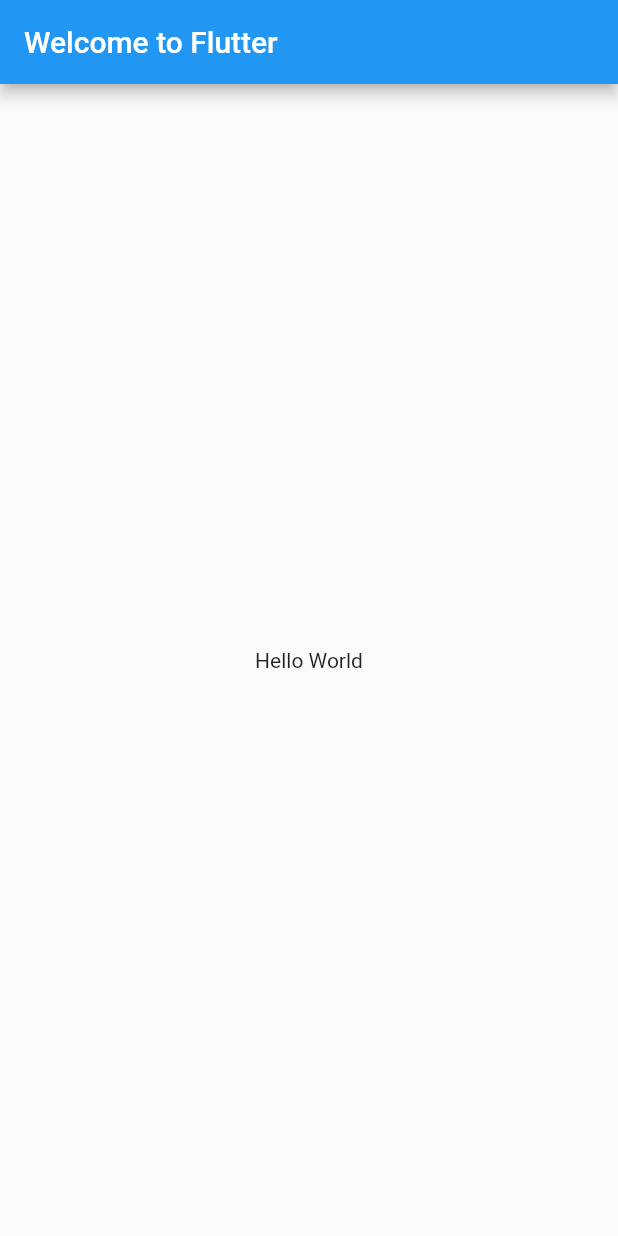
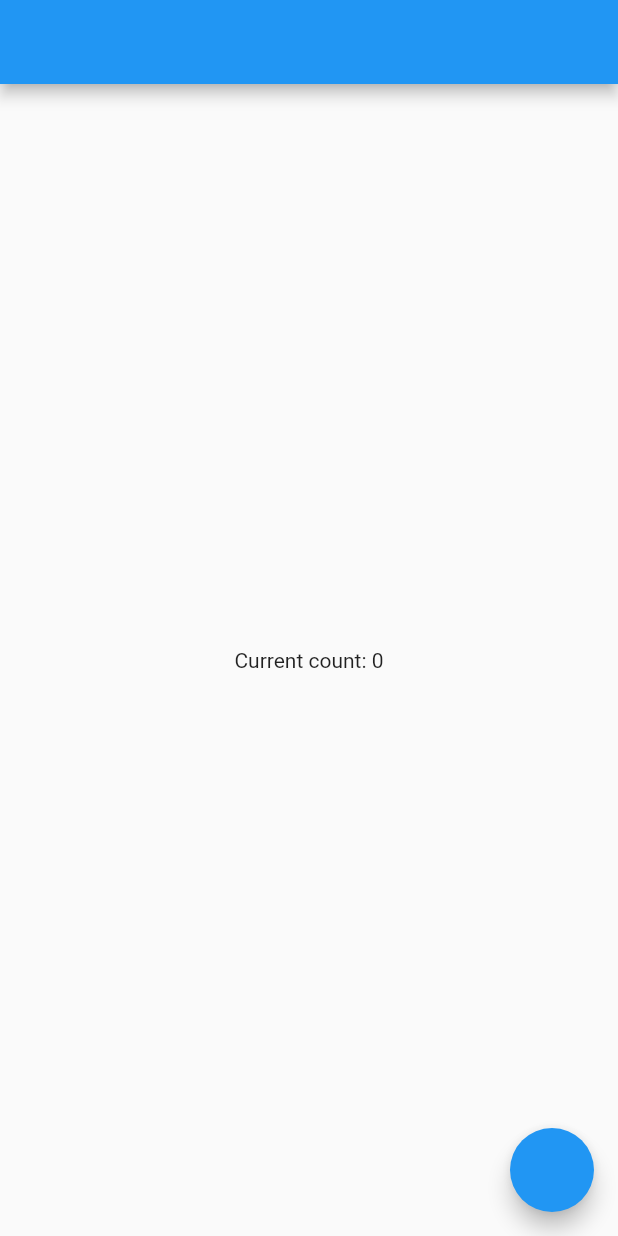
Before and after one commit to JakeTheGingScheuer/FlutterExploring, a Flutter app: the screen it shows after launch, on a phone screen of 412 x 824 dp. Run offline on Flutter 3.47's test engine with Material 2 defaults, Android fonts, the phone set to English and light mode, and no system bars.

Commit message:
skeleton of a flutter app with unit test and a stateful widget

```diff
--- /dev/null
+++ b/my_app/lib/app.dart
@@ -0,0 +1,13 @@
+import 'package:flutter/material.dart';
+import 'package:my_app/home.dart';
+
+class App extends StatelessWidget {
+
+  @override
+  Widget build(BuildContext context) {
+    return MaterialApp(
+      title:'this is the title',
+      home: Home()
+    );
+  }
+}
--- /dev/null
+++ b/my_app/lib/home.dart
@@ -0,0 +1,10 @@
+import 'package:flutter/material.dart';
+import 'counter.dart';
+
+class Home extends StatefulWidget {
+
+  @override
+  State<StatefulWidget> createState() {
+    return new Counter();
+  }
+}
--- a/my_app/lib/main.dart
+++ b/my_app/lib/main.dart
@@ -1,20 +1,6 @@
 import 'package:flutter/material.dart';
+import 'app.dart';
 
-void main() => runApp(MyApp());
-
-class MyApp extends StatelessWidget {
-  @override
-  Widget build(BuildContext context) {
-    return MaterialApp(
-      title: 'Welcome to Flutter',
-      home: Scaffold(
-        appBar: AppBar(
-          title: Text('Welcome to Flutter'),
-        ),
-        body: Center(
-          child: Text('Hello World'),
-        ),
-      ),
-    );
-  }
+main() {
+  runApp(App());
 }
```
Also changed, not shown: my_app/lib/counter.dart (+21 -1 lines), 2 other files.
